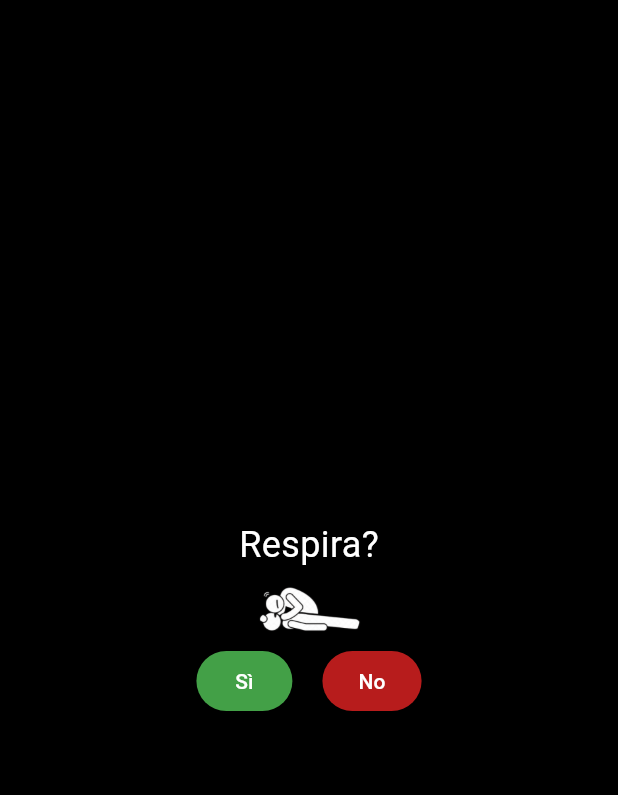
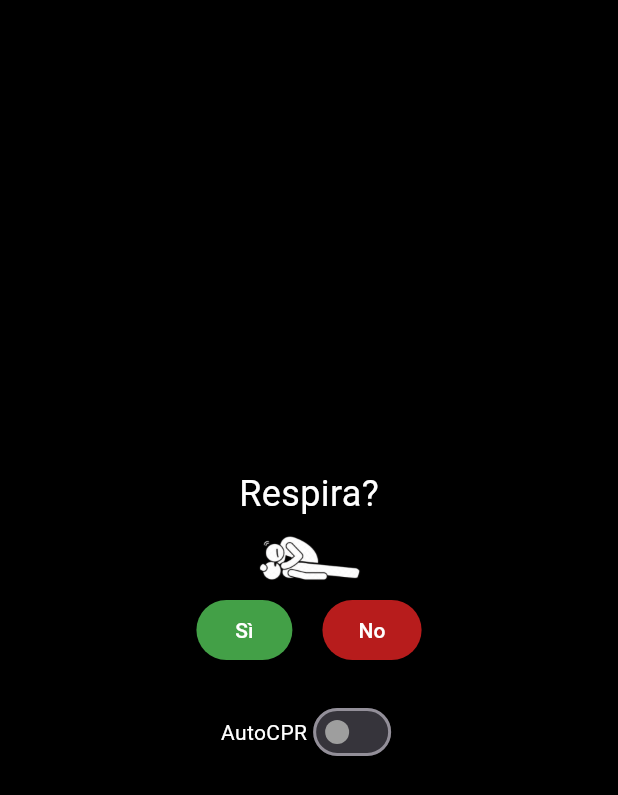
Before and after one commit to dag7dev/CPR-companion, a Flutter app: the screen it shows after launch, on a phone screen of 412 x 824 dp. Shown: the top 795 px of the screen. Run offline on Flutter 3.47's test engine with Material 3 defaults, Android fonts, the phone set to English and light mode, and no system bars; our stand-ins replace audioplayers, auto_size_text, sensors_plus, shared_preferences, vibration, wakelock_plus.

Commit message:
dbg: autocpr home screen

```diff
--- a/lib/app_config.dart
+++ b/lib/app_config.dart
@@ -10,4 +10,7 @@ class AppConfig {
   static const Color textInButtonsColor = Colors.white;
   static const Color textInTitlesColor = Colors.white;
 
+  // Internal variables in the app
+  static bool debugMetronome = false;
+  static bool insufflazioni = false;
 }
--- a/lib/screens/home_screen.dart
+++ b/lib/screens/home_screen.dart
@@ -3,8 +3,22 @@ import 'chiama_ambulanza_screen.dart';
 import 'pre_compressioni_screen.dart';
 import 'package:cpr/app_config.dart';
 
-class HomeScreen extends StatelessWidget {
+class HomeScreen extends StatefulWidget {
   const HomeScreen({super.key});
+
+  @override
+  _HomeScreenState createState() => _HomeScreenState();
+}
+
+class _HomeScreenState extends State<HomeScreen> {
+  bool isToggleEnabled = AppConfig.debugMetronome;
+
+  void _toggleSwitch(bool value) {
+    setState(() {
+      isToggleEnabled = value;
+      AppConfig.debugMetronome = value;
+    });
+  }
 
   @override
   Widget build(BuildContext context) {
@@ -56,6 +70,22 @@ class HomeScreen extends StatelessWidget {
                 ),
               ],
             ),
+            const SizedBox(height: 20),
+            Row(
+              mainAxisAlignment: MainAxisAlignment.center,
+              children: [
+                const Text(
+                  'AutoCPR',
+                  style: TextStyle(color: AppConfig.textInTitlesColor),
+                ),
+                Switch(
+                  value: isToggleEnabled,
+                  onChanged: _toggleSwitch,
+                  activeColor: Colors.green,
+                  inactiveThumbColor: Colors.grey,
+                ),
+              ],
+            ),
           ],
         ),
       ),
```
